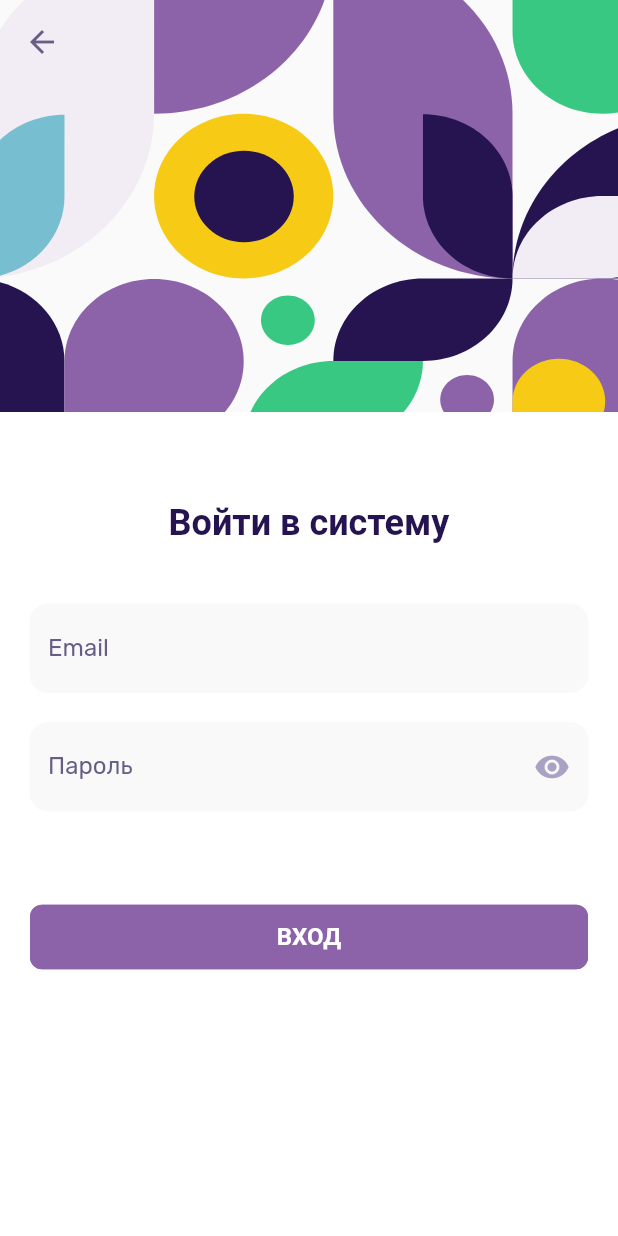
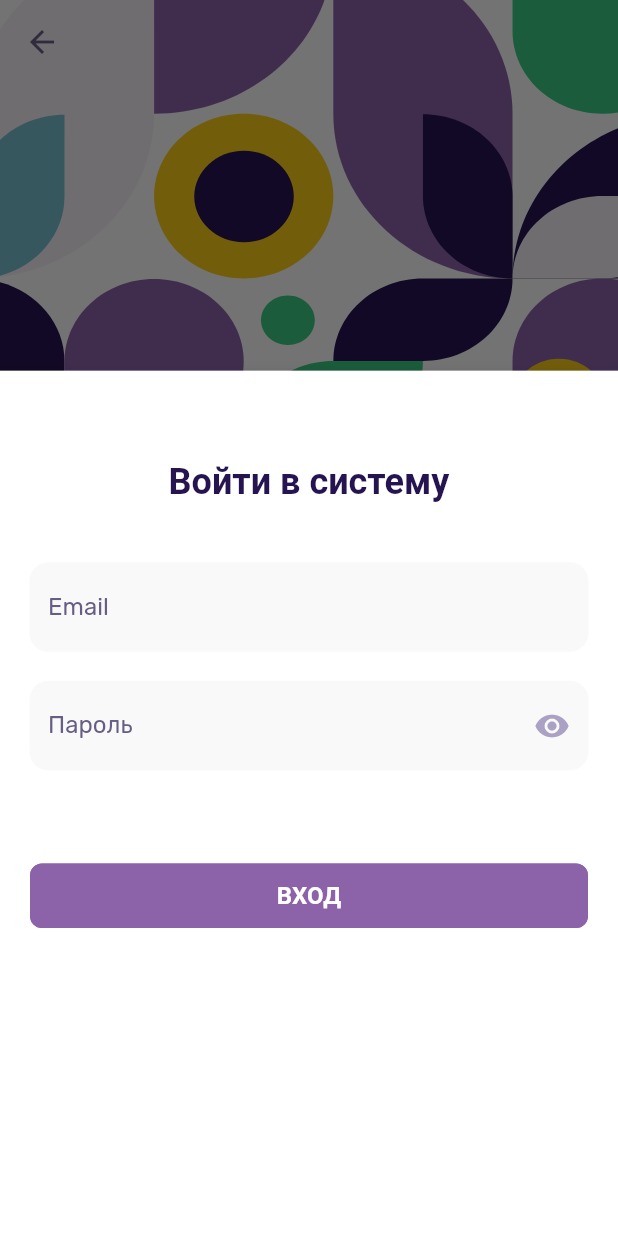
Before and after one commit to kerosin1337/flutter-test, a Flutter app: the MyHomePage screen opened directly, after a tap on "ВХОД", on a phone screen of 412 x 824 dp. Run offline on Flutter 3.47's test engine with Material 2 defaults, Android fonts, the phone set to English and light mode, and no system bars; our stand-ins replace flutter_svg, form_validator; Roboto replaces fonts that are missing (Rubik-Bold).

Commit message:
главный стак и компонент кнопки

```diff
--- a/lib/SignIn.dart
+++ /dev/null
@@ -1,169 +0,0 @@
-import 'dart:convert';
-
-import 'package:flutter/material.dart';
-import 'package:flutter_svg/flutter_svg.dart';
-import 'package:form_validator/form_validator.dart';
-import 'package:new_platform_test/component/CustomInput.dart';
-
-class SignIn extends StatefulWidget {
-  const SignIn({super.key});
-
-  @override
-  State<SignIn> createState() => _SignInState();
-}
-
-class _SignInState extends State<SignIn> {
-  static final GlobalKey<FormState> _formKey = GlobalKey();
-
-
-  @override
-  Widget build(BuildContext context) {
-    final double screenHeight = MediaQuery
-        .of(context)
-        .size
-        .height;
-    final double screenWidth = MediaQuery
-        .of(context)
-        .size
-        .width;
-
-
-    String email = "";
-    String password = "";
-
-    return Scaffold(
-      appBar: AppBar(
-        elevation: 0,
-        backgroundColor: Colors.transparent,
-        iconTheme: const IconThemeData(color: Color(0xff685D84)),
-      ),
-      resizeToAvoidBottomInset: false,
-      extendBodyBehindAppBar: true,
-      body: Stack(
-        children: [
-          SvgPicture.asset(
-            'static/img/Rhone.svg',
-            semanticsLabel: 'Rhone',
-            width: MediaQuery
-                .of(context)
-                .size
-                .width,
-          ),
-          Column(
-            children: [
-              Expanded(flex: 2, child: Container()),
-              Expanded(
-                  flex: 4,
-                  child: Container(
-                    color: Colors.white,
-                    width: double.infinity,
-                    child: SingleChildScrollView(
-                      padding:
-                      const EdgeInsets.only(top: 60, left: 20, right: 20),
-                      child: ConstrainedBox(
-                        constraints: BoxConstraints(
-                            minWidth: screenWidth,
-                            maxHeight:
-                            MediaQuery
-                                .of(context)
-                                .viewInsets
-                                .bottom == 0
-                                ? double.infinity
-                                : screenHeight * 0.8),
-                        child: Form(
-                          key: _formKey,
-                          child: Column(
-                            children: [
-                              const Text(
-                                'Войти в систему',
-                                style: TextStyle(
-                                    color: Color(0xff251450),
-                                    fontWeight: FontWeight.w700,
-                                    fontSize: 24,
-                                    fontFamily: 'Rubik-Bold'),
-                              ),
-                              Container(
-                                margin: const EdgeInsets.only(top: 40),
-                                child: CustomInput(
-                                  labelText: 'Email',
-                                  keyboardType: TextInputType.emailAddress,
-                                  onSaved: (String? value) {
-                                    email = value!;
-                                  },
-                                  validator: ValidationBuilder(localeName: 'ru')
-                                      .email()
-                                      .minLength(8)
-                                      .maxLength(100)
-                                      .required()
-                                      .build(),
-                                ),
-                              ),
-                              Container(
-                                margin: const EdgeInsets.only(top: 20),
-                                child: CustomInput(
-                                    labelText: "Пароль",
-                                    keyboardType: TextInputType.text,
-                                    obscureText: true,
-                                    onSaved: (String? value) {
-                                      password = value!;
-                                    },
-                                    validator: ValidationBuilder(
-                                        localeName: 'ru')
-                                        .minLength(8)
-                                        .maxLength(100)
-                                        .required()
-                                        .build()
-                                ),
-                              ),
-                              Container(
-                                width: double.infinity,
-                                margin: const EdgeInsets.only(top: 60),
-                                child: OutlinedButton(
-                                    onPressed: () {
-                                      if (_formKey.currentState!.validate()) {
-                                        print(email);
-                                        print(password);
-                                      }
-                                    },
-                                    style: ButtonStyle(
-                                        side: MaterialStateProperty.all(
-                                            const BorderSide(
-                                                color: Color(0xff8C63A9),
-                                                width: 2,
-                                                style: BorderStyle.solid)),
-                                        shape: MaterialStateProperty.all<
-                                            RoundedRectangleBorder>(
-                                            RoundedRectangleBorder(
-                                              borderRadius:
-                                              BorderRadius.circular(8),
-                                            )),
-                                        overlayColor: MaterialStateProperty.all(
-                                            const Color(0xff9d81ba)),
-                                        backgroundColor:
-                                        MaterialStateProperty.all(
-                                            const Color(0xff8C63A9))),
-                                    child: Container(
-                                        margin: const EdgeInsets.symmetric(
-                                            vertical: 12),
-                                        child: const Text(
-                                          'ВХОД',
-                                          style: TextStyle(
-                                              color: Colors.white,
-                                              fontFamily: 'Rubik-Bold',
-                                              fontSize: 16,
-                                              fontWeight: FontWeight.w700),
-                                        ))),
-                              ),
-                            ],
-                          ),
-                        ),
-                      ),
-                    ),
-                  )),
-            ],
-          )
-        ],
-      ),
-    );
-  }
-}
--- /dev/null
+++ b/lib/component/custom_button.dart
@@ -0,0 +1,92 @@
+import 'package:flutter/material.dart';
+
+enum ButtonMode {
+  outline,
+  contained,
+}
+
+class CustomButton extends StatelessWidget {
+  final VoidCallback onPressed;
+  final ButtonMode mode;
+  final String title;
+
+  const CustomButton({
+    super.key,
+    required this.onPressed,
+    this.mode = ButtonMode.contained,
+    required this.title,
+  });
+
+  @override
+  Widget build(BuildContext context) {
+    // TODO: implement build
+    return SizedBox(
+      width: double.infinity,
+      child: OutlinedButton(
+        onPressed: onPressed,
+        style: () {
+          switch (mode) {
+            case ButtonMode.outline:
+              return ButtonStyle(
+                side: MaterialStateProperty.all(
+                  const BorderSide(
+                      color: Color(0xff8C63A9),
+                      width: 2,
+                      style: BorderStyle.solid),
+                ),
+                shape: MaterialStateProperty.all<RoundedRectangleBorder>(
+                  RoundedRectangleBorder(
+                    borderRadius: BorderRadius.circular(8),
+                  ),
+                ),
+                overlayColor: MaterialStateProperty.all(
+                  const Color(0xffF2EDF4),
+                ),
+              );
+            case ButtonMode.contained:
+              return ButtonStyle(
+                side: MaterialStateProperty.all(
+                  const BorderSide(
+                      color: Color(0xff8C63A9),
+                      width: 2,
+                      style: BorderStyle.solid),
+                ),
+                shape: MaterialStateProperty.all<RoundedRectangleBorder>(
+                  RoundedRectangleBorder(
+                    borderRadius: BorderRadius.circular(8),
+                  ),
+                ),
+                overlayColor: MaterialStateProperty.all(
+                  const Color(0xff9d81ba),
+                ),
+                backgroundColor: MaterialStateProperty.all(
+                  const Color(0xff8C63A9),
+                ),
+              );
+          }
+        }(),
+        child: Container(
+          margin: const EdgeInsets.symmetric(vertical: 12),
+          child: Text(
+            title.toUpperCase(),
+            style: TextStyle(
+              color: () {
+                switch (mode) {
+                  case ButtonMode.outline:
+                    return const Color(0xff8C63A9);
+                  case ButtonMode.contained:
+                    return Colors.white;
+                  default:
+                    return Colors.black;
+                }
+              }(),
+              fontFamily: 'Rubik-Bold',
+              fontSize: 16,
+              fontWeight: FontWeight.w700,
+            ),
+          ),
+        ),
+      ),
+    );
+  }
+}
--- a/lib/component/CustomInput.dart
+++ b/lib/component/custom_input.dart
@@ -6,6 +6,7 @@ class CustomInput extends StatefulWidget {
   final TextInputType? keyboardType;
   final bool obscureText;
   final FormFieldSetter<String> onSaved;
+  final ValueChanged<String> onChange;
   final FormFieldValidator<String> validator;
 
   const CustomInput(
@@ -14,6 +15,7 @@ class CustomInput extends StatefulWidget {
       this.keyboardType,
       this.obscureText = false,
       required this.onSaved,
+      required this.onChange,
       required this.validator});
 
   @override
@@ -38,6 +40,7 @@ class _CustomInputState extends State<CustomInput> {
       onTap: () {
         Scrollable.ensureVisible(context);
       },
+      onChanged: widget.onChange,
       onSaved: widget.onSaved,
       validator: widget.validator,
       keyboardType: widget.keyboardType,
@@ -57,16 +60,16 @@ class _CustomInputState extends State<CustomInput> {
         fillColor: const Color(0xffF9F9F9),
         filled: true,
         labelStyle: MaterialStateTextStyle.resolveWith((states) {
-          if (states.contains(MaterialState.error)) {
-            return const TextStyle(color: Color(0xffF45D3E));
-          }
-          return const TextStyle(color: Color(0xff685D84));
+          return TextStyle(
+            color: Color(
+                states.contains(MaterialState.error) ? 0xffF45D3E : 0xff685D84),
+          );
         }),
         floatingLabelStyle: MaterialStateTextStyle.resolveWith((states) {
-          if (states.contains(MaterialState.error)) {
-            return const TextStyle(color: Color(0xffF45D3E));
-          }
-          return const TextStyle(color: Color(0xff8C63A9));
+          return TextStyle(
+            color: Color(
+                states.contains(MaterialState.error) ? 0xffF45D3E : 0xff8C63A9),
+          );
         }),
         suffixIcon: widget.obscureText
             ? IconButton(
--- a/lib/main.dart
+++ b/lib/main.dart
@@ -1,7 +1,8 @@
 import 'package:flutter/material.dart';
 import 'package:flutter/services.dart';
 import 'package:flutter_svg/flutter_svg.dart';
-import 'package:new_platform_test/SignIn.dart';
+import 'package:new_platform_test/component/custom_button.dart';
+import 'package:new_platform_test/view/start/sign_in.dart';
 
 void main() {
   runApp(const MyApp());
@@ -17,12 +18,14 @@ class MyApp extends StatelessWidget {
       title: 'New Platform',
       theme: ThemeData(
         fontFamily: 'Rubik',
-          appBarTheme: AppBarTheme(
+        appBarTheme: const AppBarTheme(
           systemOverlayStyle: SystemUiOverlayStyle(
             statusBarBrightness: Brightness.light,
             statusBarIconBrightness: Brightness.light,
-          ))),
-      home: MyHomePage(),
+          ),
+        ),
+      ),
+      home: const MyHomePage(),
     );
   }
 }
@@ -54,7 +57,7 @@ class _MyHomePageState extends State<MyHomePage> {
     // than having to individually change instances of widgets.
     return Scaffold(
       body: Container(
-      padding: EdgeInsets.symmetric(horizontal: 20),
+        padding: const EdgeInsets.symmetric(horizontal: 20),
         child: Column(
           children: [
             Expanded(
@@ -67,17 +70,18 @@ class _MyHomePageState extends State<MyHomePage> {
                     semanticsLabel: 'StartImg',
                     width: MediaQuery.of(context).size.width,
                   ),
-                Text(
+                  const Text(
                     'НОВАЯ ПЛАТФОРМА',
                     style: TextStyle(
                       fontFamily: 'Rubik-Bold',
                       fontSize: 24,
                       fontWeight: FontWeight.w700,
-                      color: Color(0xff251450)),
+                      color: Color(0xff251450),
+                    ),
                   ),
                   Container(
-                  margin: EdgeInsets.only(top: 10),
-                  child: Text(
+                    margin: const EdgeInsets.only(top: 10),
+                    child: const Text(
                       'Универсальная образовательная платформа',
                       style: TextStyle(
                         color: Color(0xff685D84),
@@ -94,46 +98,25 @@ class _MyHomePageState extends State<MyHomePage> {
             Expanded(
               flex: 2,
               child: Container(
-              margin: EdgeInsets.only(top: 10),
+                margin: const EdgeInsets.only(top: 10),
                 child: Center(
-                child: SizedBox(
-                  width: double.infinity,
-                  child: OutlinedButton(
+                  child: CustomButton(
+                    title: 'вход',
+                    mode: ButtonMode.outline,
                     onPressed: () {
                       Navigator.of(context).push(
                         MaterialPageRoute(
-                            builder: (context) => SignIn(),
+                          builder: (context) => const SignIn(),
                         ),
                       );
                     },
-                      style: ButtonStyle(
-                          side: MaterialStateProperty.all(BorderSide(
-                              color: Color(0xff8C63A9),
-                              width: 2,
-                              style: BorderStyle.solid)),
-                          shape:
-                              MaterialStateProperty.all<RoundedRectangleBorder>(
-                                  RoundedRectangleBorder(
-                            borderRadius: BorderRadius.circular(8),
-                          )),
-                          overlayColor:
-                              MaterialStateProperty.all(Color(0xffF2EDF4))),
-                      child: Container(
-                          margin: EdgeInsets.symmetric(vertical: 12),
-                          child: const Text(
-                            'ВХОД',
-                            style: TextStyle(
-                                color: Color(0xff8C63A9),
-                                fontFamily: 'Rubik-Bold',
-                                fontSize: 16,
-                                fontWeight: FontWeight.w700),
-                          ))),
                   ),
                 ),
               ),
             )
           ],
         ),
-    ));
+      ),
+    );
   }
 }
--- /dev/null
+++ b/lib/view/start/sign_in.dart
@@ -0,0 +1,178 @@
+import 'package:flutter/material.dart';
+import 'package:flutter_svg/flutter_svg.dart';
+import 'package:form_validator/form_validator.dart';
+import 'package:new_platform_test/component/custom_button.dart';
+import 'package:new_platform_test/view/main/bottom-tab.dart';
+import 'package:new_platform_test/component/custom_input.dart';
+
+class SignIn extends StatefulWidget {
+  const SignIn({super.key});
+
+  @override
+  State<SignIn> createState() => _SignInState();
+}
+
+class _SignInState extends State<SignIn> {
+  static final GlobalKey<FormState> _formKey = GlobalKey();
+
+  @override
+  void initState() {
+    super.initState();
+    WidgetsBinding.instance.addPostFrameCallback((_) {
+      show(context);
+    });
+  }
+
+  void show(BuildContext context) {
+    final double screenHeight = MediaQuery.of(context).size.height;
+
+    String email = "";
+    String password = "";
+    showModalBottomSheet(
+      context: context,
+      elevation: 10,
+      enableDrag: true,
+      isScrollControlled: true,
+      builder: (BuildContext context) {
+        return Container(
+          width: double.infinity,
+          height: MediaQuery.of(context).viewInsets.bottom == 0
+              ? screenHeight * 0.7
+              : double.infinity,
+          color: Colors.white,
+          child: SingleChildScrollView(
+            padding: const EdgeInsets.only(top: 60, left: 20, right: 20),
+            child: Form(
+              key: _formKey,
+              child: Column(
+                children: [
+                  const Text(
+                    'Войти в систему',
+                    style: TextStyle(
+                      color: Color(0xff251450),
+                      fontWeight: FontWeight.w700,
+                      fontSize: 24,
+                      fontFamily: 'Rubik-Bold',
+                    ),
+                  ),
+                  Container(
+                    margin: const EdgeInsets.only(top: 40),
+                    child: CustomInput(
+                      labelText: 'Email',
+                      keyboardType: TextInputType.emailAddress,
+                      onSaved: (String? value) {
+                        setState(() {
+                          email = value!;
+                        });
+                        print(email);
+                      },
+                      onChange: (String value) {
+                        setState(() {
+                          email = value;
+                        });
+                      },
+                      validator: ValidationBuilder(localeName: 'ru')
+                          .email()
+                          .minLength(8)
+                          .maxLength(100)
+                          .required()
+                          .build(),
+                    ),
+                  ),
+                  Container(
+                    margin: const EdgeInsets.only(top: 20),
+                    child: CustomInput(
+                      labelText: "Пароль",
+                      keyboardType: TextInputType.text,
+                      obscureText: true,
+                      onSaved: (String? value) {
+                        setState(() {
+                          password = value!;
+                        });
+                        print(email);
+                      },
+                      onChange: (String value) {
+                        setState(() {
+                          password = value;
+                        });
+                      },
+                      validator: ValidationBuilder(localeName: 'ru')
+                          .minLength(8)
+                          .maxLength(100)
+                          .required()
+                          .build(),
+                    ),
+                  ),
+                  Container(
+                    margin: const EdgeInsets.only(top: 60),
+                    child: CustomButton(
+                        onPressed: () async {
+                          // if (_formKey.currentState!.validate()) {
+                          //   print(email);
+                          //   print(password);
+                          //   // Navigator.of(context).push(
+                          //   //   MaterialPageRoute(
+                          //   //     builder: (context) => const IfTeacherAuth(),
+                          //   //   ),
+                          //   // );
+                          //   final response = await Dio().post(
+                          //     "https://api-dev.new-platform.ipst-dev.com/api/auth/login",
+                          //     data: {'email': email, 'password': password},
+                          //   );
+                          //   print(response);
+                          // }
+                          Navigator.of(context).pushAndRemoveUntil(
+                              MaterialPageRoute(
+                                builder: (BuildContext context) => const BottomTab(),
+                              ),
+                              (route) => false);
+                        },
+                        title: "вход"),
+                  ),
+                ],
+              ),
+            ),
+          ),
+        );
+      },
+    ).whenComplete(() => Navigator.of(context).pop());
+  }
+
+  @override
+  Widget build(BuildContext context) {
+    final double screenHeight = MediaQuery.of(context).size.height;
+    final double screenWidth = MediaQuery.of(context).size.width;
+
+    String email = "";
+    String password = "";
+
+    return Scaffold(
+      appBar: AppBar(
+        elevation: 0,
+        backgroundColor: Colors.transparent,
+        iconTheme: const IconThemeData(
+          color: Color(0xff685D84),
+        ),
+      ),
+      resizeToAvoidBottomInset: false,
+      extendBodyBehindAppBar: true,
+      body: Stack(
+        children: [
+          SvgPicture.asset(
+            'static/img/Rhone.svg',
+            semanticsLabel: 'Rhone',
+            width: MediaQuery.of(context).size.width,
+          ),
+          // Column(
+          //   children: [
+          //     Expanded(flex: 2, child: Container()),
+          //     Expanded(
+          //         flex: 4,
+          //         child: ),
+          //   ],
+          // )
+        ],
+      ),
+    );
+  }
+}
--- a/pubspec.yaml
+++ b/pubspec.yaml
@@ -38,6 +38,7 @@ dependencies:
   cupertino_icons: ^1.0.2
   flutter_svg: ^1.1.6
   form_validator: ^1.0.4
+  dio: ^4.0.6
 
 dev_dependencies:
   flutter_test:
@@ -65,6 +66,7 @@ flutter:
   assets:
     - static/img/Start.svg
     - static/img/Rhone.svg
+    - static/img/TeacherAuth.svg
 
   # An image asset can refer to one or more resolution-specific "variants", see
   # https://flutter.dev/assets-and-images/#resolution-aware
```
Also changed, not shown: lib/view/main/bottom-tab.dart (added, +69 -0 lines), lib/view/main/profile/profile.dart (added, +47 -0 lines), lib/view/start/if_teacher_auth.dart (added, +46 -0 lines), lib/store/store.dart (added), pubspec.lock, static/img/TeacherAuth.svg (added). Lines whose indentation alone changed are shown as unchanged.
